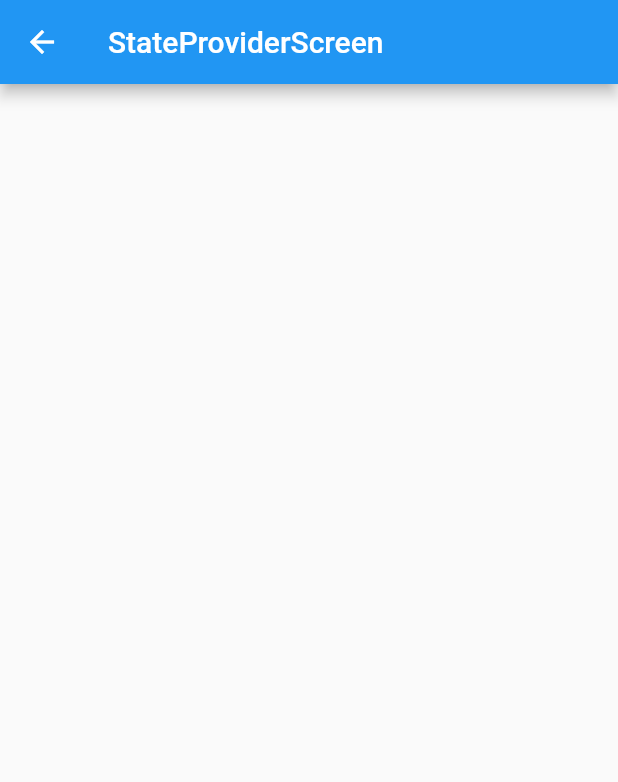
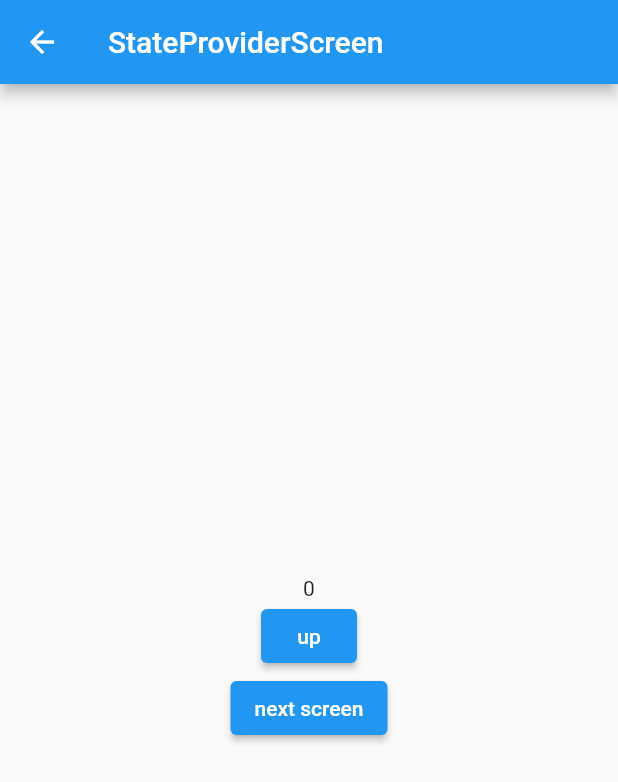
Before and after one commit to hjh1161514/Flutter-State-Management, a Flutter app: the screen it shows after launch, after a tap on "StateProviderScreen", on a phone screen of 412 x 824 dp. Shown: the top 782 px of the screen. Run offline on Flutter 3.47's test engine with Material 2 defaults, Android fonts, the phone set to English and light mode, and no system bars; our stand-ins replace flutter_riverpod.

Commit message:
[FEAT] StateProviderScreen

```diff
--- a/lib/screen/state_provider_screen.dart
+++ b/lib/screen/state_provider_screen.dart
@@ -1,17 +1,89 @@
 import 'package:flutter/material.dart';
+import 'package:flutter_riverpod/flutter_riverpod.dart';
+import 'package:flutter_state_management/riverpod/state_provider_screen.dart';
 
 import '../layout/default_layout.dart';
 
-class StateProviderScreen extends StatelessWidget {
+// ConsumerWidget을 사용하면 riverpod을 사용할 수 있음
+// 기존 StatelessWidget과 build에서 WidgetRef가 추가되는 것을 제외하고는 다른 점이 없음
+class StateProviderScreen extends ConsumerWidget {
   const StateProviderScreen({Key? key}) : super(key: key);
 
   @override
-  Widget build(BuildContext context) {
+  Widget build(BuildContext context, WidgetRef ref) {
+    final provider = ref.watch(numberProvider); // ref.watch : 특정 provider를 바라보고 있다가 변경이 되면 build를 다시 실행
+    // read: 무언가를 눌렀을 때 실행되는 경우
+    // watch: build함수 안에서 직접적으로 UI에 반영하기 위해 가져오는 경우
+
     return DefaultLayout(
         title: 'StateProviderScreen',
-        body: Column(
-          children: [],
+        body: SizedBox(
+          width: MediaQuery.of(context).size.width,
+          child: Column(
+            mainAxisAlignment: MainAxisAlignment.center,
+            children: [
+              Text(
+                provider.toString(),
+              ),
+              ElevatedButton(
+                  onPressed: () {
+                    // state: 지금 현재 상태
+                    // 현재 0
+                    ref.read(numberProvider.notifier).update((state) => state + 1); // 버튼을 눌렀을 때 실행되는 경우 read
+                  },
+                  child: Text(
+                    'up'
+                  )
+              ),
+              ElevatedButton(
+                  onPressed: () {
+                    Navigator.of(context).push(
+                      MaterialPageRoute(
+                          builder: (_) => _NextScreen())
+                    );
+                  },
+                  child: Text(
+                      'next screen'
+                  )
+              )
+            ],
+          ),
         )
     );
   }
 }
+
+// 같은 provider를 watch하고 있으면 데이터를 공유할 수 있음
+class _NextScreen extends ConsumerWidget {
+  const _NextScreen({Key? key}) : super(key: key);
+
+  @override
+  Widget build(BuildContext context, WidgetRef ref) {
+    final provider = ref.watch(numberProvider); // ref.watch : 특정 provider를 바라보고 있다가 변경이 되면 build를 다시 실행
+
+    return DefaultLayout(
+        title: 'StateProviderScreen',
+        body: SizedBox(
+          width: MediaQuery.of(context).size.width,
+          child: Column(
+            mainAxisAlignment: MainAxisAlignment.center,
+            children: [
+              Text(
+                provider.toString(),
+              ),
+              ElevatedButton(
+                  onPressed: () {
+                    // state: 지금 현재 상태
+                    // 현재 0
+                    ref.read(numberProvider.notifier).update((state) => state + 1); // 버튼을 눌렀을 때 실행되는 경우 read
+                  },
+                  child: Text(
+                      'up'
+                  )
+              )
+            ],
+          ),
+        )
+    );
+  }
+}
```
